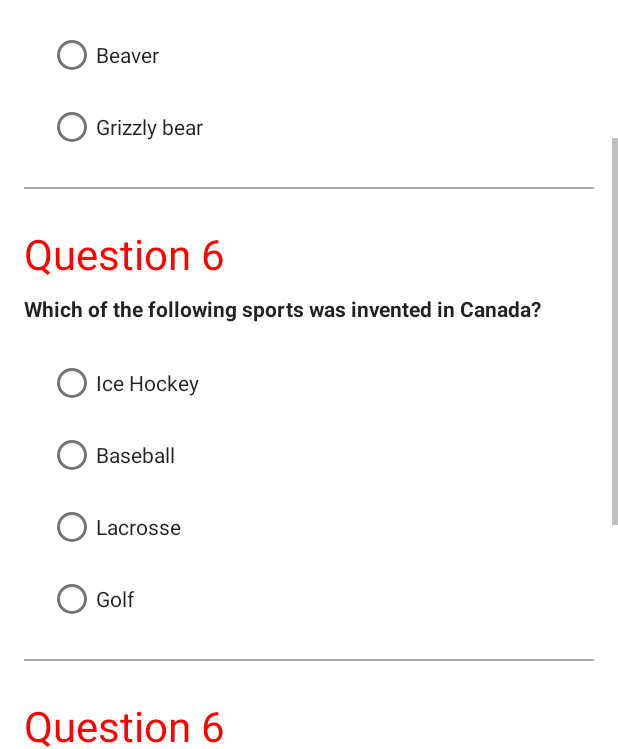
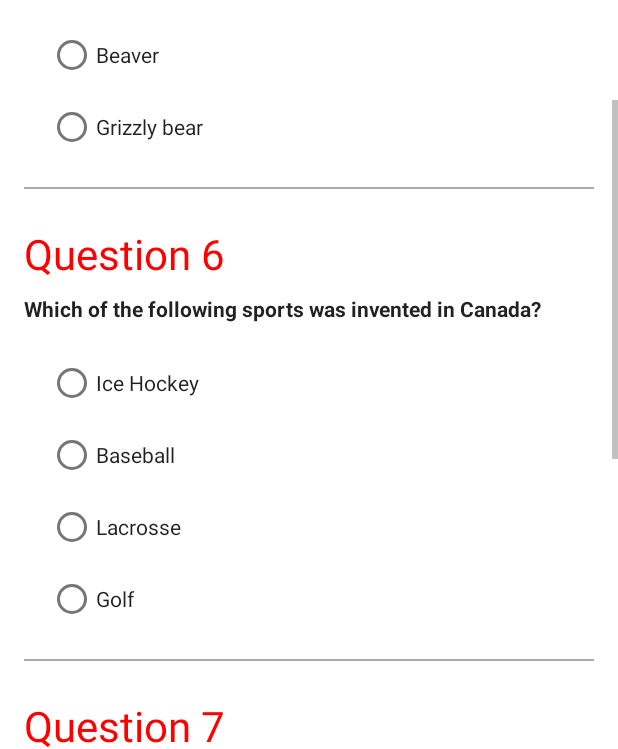
Before and after one commit to DevGoran/QuizApp, an Android app: the screen it shows after launch (MainActivity), scrolled down 1074 dp, on a phone screen of 412 x 824 dp. Shown: the part 487-1236 px from the top of the screen. Run offline under Robolectric (Android 15) with nearby library versions, the phone set to English and light mode, and no system bars.

Commit message:
Update 2021.04.25: Fixes, additions, updates and improvements FIXED: Toast message was not showing the score properly after calculation. FIXED: Header of question 7 was showing "Question 6" instead of "Question 7". ADDED: New question added using an EditText element instead of RadioButtons or CheckBoxes in activity_main.xml. ADDED: New method in order to check if the provided answer for question 8 is correct. ADDED: New dimens.xml in order to remove hardcoded values. ADDED: New styles.xml and moved certain styles from themes.xml to styles.xml. ADDED: New global variable scoreQuestionEight. UPDATED: Updated strings.xml with new strings for question 8. UPDATED: Updated calculateScore and resetScore methods with question 8. IMPROVED: removed hardcoded color values and added them to colors.xml. IMPROVED: Increased space above and below score views, so it looks less crammed. IMPROVED: Removed redundant casts. IMPROVED: Updated comments in MainActivity.java.

```diff
--- a/app/src/main/java/com/example/quizapp/MainActivity.java
+++ b/app/src/main/java/com/example/quizapp/MainActivity.java
@@ -4,6 +4,7 @@ import android.annotation.SuppressLint;
 import android.os.Bundle;
 import android.view.View;
 import android.widget.CheckBox;
+import android.widget.EditText;
 import android.widget.RadioGroup;
 import android.widget.TextView;
 import android.widget.Toast;
@@ -12,14 +13,15 @@ import androidx.appcompat.app.AppCompatActivity;
 
 public class MainActivity extends AppCompatActivity {
 
-    int score = 0;
-    int scoreQuestionOne = 0;
-    int scoreQuestionTwo = 0;
-    int scoreQuestionThree = 0;
-    int scoreQuestionFour = 0;
-    int scoreQuestionFive = 0;
-    int scoreQuestionSix = 0;
-    int scoreQuestionSeven = 0;
+    int score;
+    int scoreQuestionOne;
+    int scoreQuestionTwo;
+    int scoreQuestionThree;
+    int scoreQuestionFour;
+    int scoreQuestionFive;
+    int scoreQuestionSix;
+    int scoreQuestionSeven;
+    int scoreQuestionEight;
 
     @Override
     protected void onCreate(Bundle savedInstanceState) {
@@ -31,7 +33,6 @@ public class MainActivity extends AppCompatActivity {
      * Calculates score and displays toast.
      */
     public void calculateScore(View view) {
-        Toast scoreToast = Toast.makeText(getApplicationContext(), getResources().getString(R.string.toastMessage, score), Toast.LENGTH_SHORT);
         questionOne();
         questionTwo();
         questionThree();
@@ -39,13 +40,15 @@ public class MainActivity extends AppCompatActivity {
         questionFive();
         questionSix();
         questionSeven();
-        score = scoreQuestionOne + scoreQuestionTwo + scoreQuestionThree + scoreQuestionFour + scoreQuestionFive + scoreQuestionSix + scoreQuestionSeven;
+        questionEight();
+        score = scoreQuestionOne + scoreQuestionTwo + scoreQuestionThree + scoreQuestionFour + scoreQuestionFive + scoreQuestionSix + scoreQuestionSeven + scoreQuestionEight;
         displayScore(score);
+        Toast scoreToast = Toast.makeText(getApplicationContext(), getResources().getString(R.string.toastMessage, score), Toast.LENGTH_SHORT);
         scoreToast.show();
     }
 
     /**
-     * Check's if the right answer was chosen and updates scoreQuestionOne.
+     * Check's if the right answer was chosen and updates scoreQuestionOne to 1 if correct.
      * If scoreQuestionOne is updated to 1 the answer is correct.
      */
     @SuppressLint("NonConstantResourceId")
@@ -66,7 +69,7 @@ public class MainActivity extends AppCompatActivity {
     }
 
     /**
-     * Check's if the right answer was chosen and updates scoreQuestionTwo.
+     * Check's if the right answer was chosen and updates scoreQuestionTwo to 1 if correct.
      * If scoreQuestionTwo is updated to 1 the answer is correct.
      */
     @SuppressLint("NonConstantResourceId")
@@ -87,7 +90,7 @@ public class MainActivity extends AppCompatActivity {
     }
 
     /**
-     * Check's if the right answer was chosen and updates scoreQuestionThree.
+     * Check's if the right answer was chosen and updates scoreQuestionThree to 1 if correct.
      * If scoreQuestionThree is updated to 1 the answer is correct.
      */
     @SuppressLint("NonConstantResourceId")
@@ -106,7 +109,7 @@ public class MainActivity extends AppCompatActivity {
     }
 
     /**
-     * Check's if the right answer was chosen and updates scoreQuestionFour.
+     * Check's if the right answer was chosen and updates scoreQuestionFour to 1 if correct.
      * If scoreQuestionFour is updated to 1 the answer is correct.
      */
     @SuppressLint("NonConstantResourceId")
@@ -127,7 +130,7 @@ public class MainActivity extends AppCompatActivity {
     }
 
     /**
-     * Check's if the right answer was chosen and updates scoreQuestionFive.
+     * Check's if the right answer was chosen and updates scoreQuestionFive to 1 if correct.
      * If scoreQuestionFive is updated to 1 the answer is correct.
      */
     @SuppressLint("NonConstantResourceId")
@@ -148,7 +151,7 @@ public class MainActivity extends AppCompatActivity {
     }
 
     /**
-     * Check's if the right answer was chosen and updates scoreQuestionSix.
+     * Check's if the right answer was chosen and updates scoreQuestionSix to 1 if correct.
      * If scoreQuestionSix is updated to 1 the answer is correct.
      */
     @SuppressLint("NonConstantResourceId")
@@ -169,20 +172,33 @@ public class MainActivity extends AppCompatActivity {
     }
 
     /**
-     * Check's if the right answer was chosen and updates scoreQuestionSix.
+     * Check's if the right answer was chosen and updates scoreQuestionSix to 1 if correct.
      * If scoreQuestionSeven is updated to 1 the answer is correct.
      */
     public void questionSeven() {
-        CheckBox questionSevenAnswerOne = (CheckBox) findViewById(R.id.questionSevenAnswerOne);
-        CheckBox questionSevenAnswerTwo = (CheckBox) findViewById(R.id.questionSevenAnswerTwo);
-        CheckBox questionSevenAnswerThree = (CheckBox) findViewById(R.id.questionSevenAnswerThree);
-        CheckBox questionSevenAnswerFour = (CheckBox) findViewById(R.id.questionSevenAnswerFour);
+        CheckBox questionSevenAnswerOne = findViewById(R.id.questionSevenAnswerOne);
+        CheckBox questionSevenAnswerTwo = findViewById(R.id.questionSevenAnswerTwo);
+        CheckBox questionSevenAnswerThree = findViewById(R.id.questionSevenAnswerThree);
+        CheckBox questionSevenAnswerFour = findViewById(R.id.questionSevenAnswerFour);
         questionSevenAnswerOne.isChecked();
         if (questionSevenAnswerOne.isChecked() && questionSevenAnswerTwo.isChecked() && !questionSevenAnswerThree.isChecked() && questionSevenAnswerFour.isChecked()) {
             scoreQuestionSeven = 1;
             displayScore(score);
         } else {
             scoreQuestionSeven = 0;
+        }
+    }
+
+    /**
+     * Check's if the right answer was typed and updates scoreQuestionEight to 1 if correct.
+     * If scoreQuestionEight is updated to 1 the answer is correct.
+     */
+    public void questionEight() {
+        EditText questionEightProvidedAnswer = findViewById(R.id.questionEight);
+        if (questionEightProvidedAnswer.getText().toString().equals(getString(R.string.questionEightAnswer))) {
+            scoreQuestionEight = 1;
+        } else {
+            scoreQuestionEight = 0;
         }
     }
 
@@ -205,10 +221,11 @@ public class MainActivity extends AppCompatActivity {
         RadioGroup questionFour = findViewById(R.id.radioGroupFour);
         RadioGroup questionFive = findViewById(R.id.radioGroupFive);
         RadioGroup questionSix = findViewById(R.id.radioGroupSix);
-        CheckBox questionSevenAnswerOne = (CheckBox) findViewById(R.id.questionSevenAnswerOne);
-        CheckBox questionSevenAnswerTwo = (CheckBox) findViewById(R.id.questionSevenAnswerTwo);
-        CheckBox questionSevenAnswerThree = (CheckBox) findViewById(R.id.questionSevenAnswerThree);
-        CheckBox questionSevenAnswerFour = (CheckBox) findViewById(R.id.questionSevenAnswerFour);
+        CheckBox questionSevenAnswerOne = findViewById(R.id.questionSevenAnswerOne);
+        CheckBox questionSevenAnswerTwo = findViewById(R.id.questionSevenAnswerTwo);
+        CheckBox questionSevenAnswerThree = findViewById(R.id.questionSevenAnswerThree);
+        CheckBox questionSevenAnswerFour = findViewById(R.id.questionSevenAnswerFour);
+        EditText questionEightProvidedAnswer = findViewById(R.id.questionEight);
         questionOne.clearCheck();
         questionTwo.clearCheck();
         questionThree.clearCheck();
@@ -219,6 +236,7 @@ public class MainActivity extends AppCompatActivity {
         questionSevenAnswerTwo.setChecked(false);
         questionSevenAnswerThree.setChecked(false);
         questionSevenAnswerFour.setChecked(false);
+        questionEightProvidedAnswer.getText().clear();
         score = 0;
         scoreQuestionOne = 0;
         scoreQuestionTwo = 0;
@@ -227,6 +245,7 @@ public class MainActivity extends AppCompatActivity {
         scoreQuestionFive = 0;
         scoreQuestionSix = 0;
         scoreQuestionSeven = 0;
+        scoreQuestionEight = 0;
         displayScore(score);
     }
 }
--- a/app/src/main/res/layout/activity_main.xml
+++ b/app/src/main/res/layout/activity_main.xml
@@ -7,7 +7,7 @@
     <LinearLayout
         android:layout_width="match_parent"
         android:layout_height="wrap_content"
-        android:layout_margin="16dp"
+        android:layout_margin="@dimen/marginParent"
         android:orientation="vertical"
         tools:context=".MainActivity">
 
@@ -263,7 +263,7 @@
             <RelativeLayout
                 android:layout_width="match_parent"
                 android:layout_height="wrap_content"
-                android:layout_marginTop="16dp">
+                android:layout_marginTop="@dimen/marginTop16">
 
                 <CheckBox
                     android:id="@+id/questionSevenAnswerOne"
@@ -291,24 +291,45 @@
 
         <View style="@style/partingLine" />
 
+        <!-- Question 8 -->
+        <TextView
+            android:id="@+id/Q8"
+            style="@style/questionHeader"
+            android:layout_marginTop="@dimen/questionLinearLayoutV2MarginTop"
+            android:text="@string/Q8" />
+
+        <TextView
+            android:id="@+id/question8"
+            style="@style/question"
+            android:text="@string/questionEight" />
+
+        <EditText
+            android:id="@+id/questionEight"
+            android:layout_width="match_parent"
+            android:layout_height="wrap_content"
+            android:layout_marginTop="@dimen/marginTop16"
+            android:hint="@string/EditTextHint"
+            android:importantForAutofill="no"
+            android:inputType="textCapSentences" />
+
         <!-- Score TextViews and buttons to calculate and reset score. -->
         <TextView
             style="@style/scoreViews"
-            android:layout_marginTop="48dp"
+            android:layout_marginTop="@dimen/marginTop48"
             android:text="@string/score" />
 
         <TextView
             android:id="@+id/score_number"
             style="@style/scoreViews"
-            android:layout_marginTop="16dp"
+            android:layout_marginTop="@dimen/marginTop16"
             android:text="@string/score_number" />
 
         <LinearLayout
             android:layout_width="wrap_content"
             android:layout_height="wrap_content"
             android:layout_gravity="center"
-            android:layout_marginTop="48dp"
-            android:layout_marginBottom="48dp"
+            android:layout_marginTop="@dimen/marginButtonsLinearLayout"
+            android:layout_marginBottom="@dimen/marginButtonsLinearLayout"
             android:orientation="horizontal">
 
             <Button
@@ -322,7 +343,7 @@
                 android:id="@+id/resetScore"
                 android:layout_width="wrap_content"
                 android:layout_height="wrap_content"
-                android:layout_marginStart="30dp"
+                android:layout_marginStart="@dimen/resetButtonMarginStart"
                 android:onClick="resetScore"
                 android:text="@string/resetScore" />
         </LinearLayout>
--- a/app/src/main/res/values/colors.xml
+++ b/app/src/main/res/values/colors.xml
@@ -3,4 +3,5 @@
     <color name="black">#FF000000</color>
     <color name="white">#FFFFFFFF</color>
     <color name="red">#FF0000</color>
+    <color name="red2">#C80000</color>
 </resources>
--- /dev/null
+++ b/app/src/main/res/values/dimens.xml
@@ -0,0 +1,13 @@
+<?xml version="1.0" encoding="utf-8"?>
+<resources>
+    <dimen name="marginParent">16dp</dimen>
+    <dimen name="marginTop8">8dp</dimen>
+    <dimen name="marginTop16">16dp</dimen>
+    <dimen name="marginTop48">48dp</dimen>
+    <dimen name="partingLineHeight">1dp</dimen>
+    <dimen name="questionLinearLayoutV2MarginTop">24dp</dimen>
+    <dimen name="checkBoxesMarginStart">180dp</dimen>
+    <dimen name="textSize28">28sp</dimen>
+    <dimen name="marginButtonsLinearLayout">60dp</dimen>
+    <dimen name="resetButtonMarginStart">30dp</dimen>
+</resources>
--- a/app/src/main/res/values/strings.xml
+++ b/app/src/main/res/values/strings.xml
@@ -2,7 +2,8 @@
     <string name="app_name">Quiz App</string>
     <string name="score">Your score: </string>
     <string name="score_number">0</string>
-    <string name="toastMessage">You answered %1$d out of 7 questions correctly!</string>
+    <string name="toastMessage">You answered %1$d out of 8 questions correctly!</string>
+    <string name="EditTextHint">Type your answer here</string>
 
     <!-- All strings regarding question 1 -->
     <string name="Q1">Question 1</string>
@@ -51,13 +52,18 @@
     <string name="questionSixAnswerFour">Golf</string>
 
     <!-- All strings regarding question 7 -->
-    <string name="Q7">Question 6</string>
+    <string name="Q7">Question 7</string>
     <string name="questionSeven">Which provinces or territories are located in Canada?</string>
     <string name="questionSevenAnswerOne">Nunavut</string>
     <string name="questionSevenAnswerTwo">Manitoba</string>
     <string name="questionSevenAnswerThree">Idaho</string>
     <string name="questionSevenAnswerFour">Quebec</string>
 
+    <!-- All strings regarding question 8 -->
+    <string name="Q8">Question 8</string>
+    <string name="questionEight">How do you say \"Hello\" in Inuktitut?</string>
+    <string name="questionEightAnswer">Halu</string>
+
     <!-- All strings regarding score -->
     <string name="calculateScore">Calculate score</string>
     <string name="resetScore">Reset score</string>
--- /dev/null
+++ b/app/src/main/res/values/styles.xml
@@ -0,0 +1,77 @@
+<?xml version="1.0" encoding="utf-8"?>
+<resources>
+    <!-- Question header style. -->
+    <style name="questionHeader" parent="TextAppearance.AppCompat">
+        <item name="android:textColor">@color/red</item>
+        <item name="android:layout_width">match_parent</item>
+        <item name="android:layout_height">wrap_content</item>
+        <item name="android:textSize">@dimen/textSize28</item>
+    </style>
+
+    <!-- Used for question TextViews. -->
+    <style name="question" parent="TextAppearance.AppCompat">
+        <item name="android:layout_width">match_parent</item>
+        <item name="android:layout_height">wrap_content</item>
+        <item name="android:textStyle">bold</item>
+        <item name="android:layout_marginTop">@dimen/marginTop8</item>
+    </style>
+
+    <!-- Is used for the right two answers of each set. -->
+    <style name="answer" parent="TextAppearance.AppCompat">
+        <item name="android:layout_width">wrap_content</item>
+        <item name="android:layout_height">wrap_content</item>
+        <item name="android:layout_marginLeft">@dimen/marginTop16</item>
+
+    </style>
+
+    <!-- Question section style for LinearLayout. Is used only for the first question set. -->
+    <style name="questionLinearLayoutV1" parent="TextAppearance.AppCompat">
+        <item name="android:layout_width">match_parent</item>
+        <item name="android:layout_height">wrap_content</item>
+        <item name="android:orientation">vertical</item>
+    </style>
+
+    <!-- Question section style for LinearLayout. Is used for all but the first question set. -->
+    <style name="questionLinearLayoutV2" parent="TextAppearance.AppCompat">
+        <item name="android:layout_width">match_parent</item>
+        <item name="android:layout_height">wrap_content</item>
+        <item name="android:orientation">vertical</item>
+        <item name="android:layout_marginTop">@dimen/questionLinearLayoutV2MarginTop</item>
+    </style>
+
+    <!-- Style for the two score TextViews -->
+    <style name="scoreViews" parent="TextAppearance.AppCompat">
+        <item name="android:layout_width">match_parent</item>
+        <item name="android:layout_height">wrap_content</item>
+        <item name="android:gravity">center_horizontal</item>
+        <item name="android:textSize">@dimen/textSize28</item>
+    </style>
+
+    <!-- Style for View which is used as a parting line -->
+    <style name="partingLine" parent="TextAppearance.AppCompat">
+        <item name="android:layout_width">match_parent</item>
+        <item name="android:layout_height">@dimen/partingLineHeight</item>
+        <item name="android:layout_marginTop">@dimen/marginTop16</item>
+        <item name="android:background">@android:color/darker_gray</item>
+    </style>
+
+    <!-- Style for RadioGroups. -->
+    <style name="radioGroup" parent="TextAppearance.AppCompat">
+        <item name="android:layout_width">match_parent</item>
+        <item name="android:layout_height">wrap_content</item>
+        <item name="android:layout_marginTop">@dimen/marginTop16</item>
+    </style>
+
+    <!-- Style for left positioned CheckBoxes. -->
+    <style name="checkBoxesLeft" parent="TextAppearance.AppCompat">
+        <item name="android:layout_width">match_parent</item>
+        <item name="android:layout_height">wrap_content</item>
+    </style>
+
+    <!-- Style for right positioned CheckBoxes. -->
+    <style name="checkBoxesRight" parent="TextAppearance.AppCompat">
+        <item name="android:layout_width">match_parent</item>
+        <item name="android:layout_height">wrap_content</item>
+        <item name="android:layout_marginStart">@dimen/checkBoxesMarginStart</item>
+    </style>
+</resources>
--- a/app/src/main/res/values/themes.xml
+++ b/app/src/main/res/values/themes.xml
@@ -3,86 +3,13 @@
     <style name="Theme.QuizApp" parent="Theme.MaterialComponents.DayNight.DarkActionBar">
         <!-- Primary brand color. -->
         <item name="colorPrimary">@color/red</item>
-        <item name="colorPrimaryVariant">#C80000</item>
+        <item name="colorPrimaryVariant">@color/red2</item>
         <item name="colorOnPrimary">@color/white</item>
         <!-- Secondary brand color. -->
         <item name="colorSecondary">@color/red</item>
-        <item name="colorSecondaryVariant">#C80000</item>
+        <item name="colorSecondaryVariant">@color/red2</item>
         <item name="colorOnSecondary">@color/black</item>
         <!-- Status bar color. -->
         <item name="android:statusBarColor" tools:targetApi="l">?attr/colorPrimaryVariant</item>
-        <!-- Customize your theme here. -->
     </style>
-    <!-- Question header theme. -->
-    <style name="questionHeader" parent="TextAppearance.AppCompat">
-        <item name="android:textColor">@color/red</item>
-        <item name="android:layout_width">match_parent</item>
-        <item name="android:layout_height">wrap_content</item>
-        <item name="android:textSize">28sp</item>
-    </style>
-
-    <!-- Used for question TextViews. -->
-    <style name="question" parent="TextAppearance.AppCompat">
-        <item name="android:layout_width">match_parent</item>
-        <item name="android:layout_height">wrap_content</item>
-        <item name="android:textStyle">bold</item>
-        <item name="android:layout_marginTop">8dp</item>
-    </style>
-
-    <!-- Is used for the right two answers of each set. -->
-    <style name="answer" parent="TextAppearance.AppCompat">
-        <item name="android:layout_width">wrap_content</item>
-        <item name="android:layout_height">wrap_content</item>
-        <item name="android:layout_marginLeft">16dp</item>
-
-    </style>
-
-    <!-- Question section style for LinearLayout. Is used only for the first question set. -->
-    <style name="questionLinearLayoutV1" parent="TextAppearance.AppCompat">
-        <item name="android:layout_width">match_parent</item>
-        <item name="android:layout_height">wrap_content</item>
-        <item name="android:orientation">vertical</item>
-    </style>
-
-    <!-- Question section style for LinearLayout. Is used for all but the first question set. -->
-    <style name="questionLinearLayoutV2" parent="TextAppearance.AppCompat">
-        <item name="android:layout_width">match_parent</item>
-        <item name="android:layout_height">wrap_content</item>
-        <item name="android:orientation">vertical</item>
-        <item name="android:layout_marginTop">24dp</item>
-    </style>
-
-    <!-- Style for the two score TextViews -->
-    <style name="scoreViews" parent="TextAppearance.AppCompat">
-        <item name="android:layout_width">match_parent</item>
-        <item name="android:layout_height">wrap_content</item>
-        <item name="android:gravity">center_horizontal</item>
-        <item name="android:textSize">28sp</item>
-    </style>
-
-    <!-- Style for View which is used as a parting line -->
-    <style name="partingLine" parent="TextAppearance.AppCompat">
-        <item name="android:layout_width">match_parent</item>
-        <item name="android:layout_height">1dp</item>
-        <item name="android:layout_marginTop">16dp</item>
-        <item name="android:background">@android:color/darker_gray</item>
-    </style>
-
-    <style name="radioGroup" parent="TextAppearance.AppCompat">
-        <item name="android:layout_width">match_parent</item>
-        <item name="android:layout_height">wrap_content</item>
-        <item name="android:layout_marginTop">16dp</item>
-    </style>
-
-    <style name="checkBoxesLeft" parent="TextAppearance.AppCompat">
-        <item name="android:layout_width">match_parent</item>
-        <item name="android:layout_height">wrap_content</item>
-    </style>
-
-    <style name="checkBoxesRight" parent="TextAppearance.AppCompat">
-        <item name="android:layout_width">match_parent</item>
-        <item name="android:layout_height">wrap_content</item>
-        <item name="android:layout_marginStart">180dp</item>
-    </style>
-
 </resources>
```
